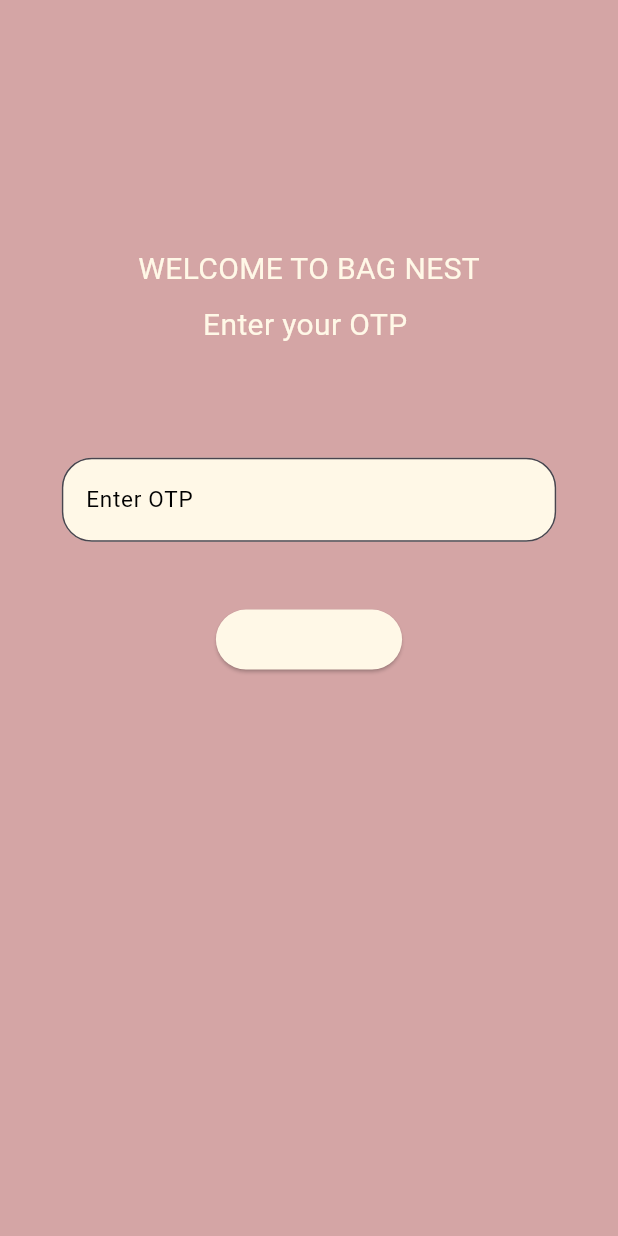
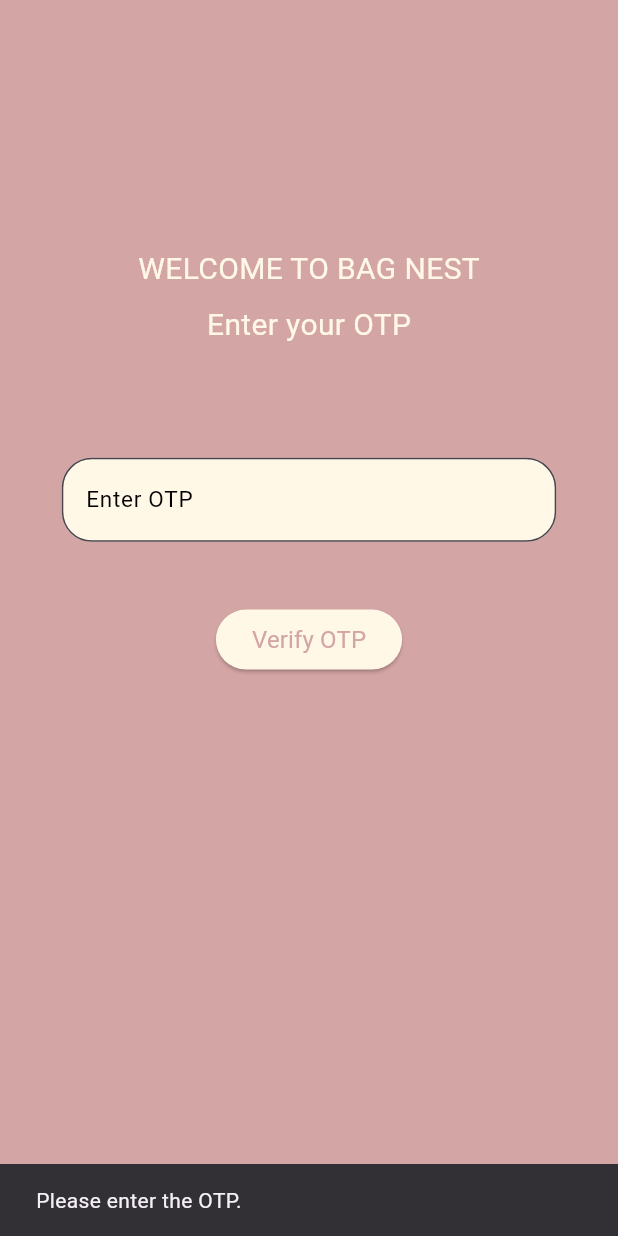
Before and after one commit to fathimathsafa/ecommerce_task, a Flutter app: the OtpScreen screen opened directly with empty values, after a tap on "Verify OTP", on a phone screen of 412 x 824 dp. Run offline on Flutter 3.47's test engine with Material 3 defaults, Android fonts, the phone set to English and light mode, and no system bars; our stand-ins replace badges, firebase_auth, firebase_core, google_fonts, pdf, printing; missing offline and left inert: scratcher; accounts and stored records are empty.

```diff
--- a/lib/presentation/otp_screen/view/otp_screen.dart
+++ b/lib/presentation/otp_screen/view/otp_screen.dart
@@ -1,15 +1,13 @@
 import 'dart:developer';
-import 'package:ecommerce_task/presentation/home_screen/model/product_model.dart';
-import 'package:ecommerce_task/presentation/otp_screen/view/scratch_card/view/scratch_card.dart';
-import 'package:flutter/material.dart';
-import 'package:firebase_auth/firebase_auth.dart';
 import 'package:ecommerce_task/core/constants/color_constants.dart';
 import 'package:ecommerce_task/core/constants/text_style_constatnts.dart';
 import 'package:ecommerce_task/presentation/home_screen/view/home_screen.dart';
 import 'package:ecommerce_task/presentation/cart_screen/controller/cart_controller.dart';
-import 'package:ecommerce_task/presentation/cart_screen/model/cart_model.dart';
+import 'package:ecommerce_task/presentation/home_screen/model/product_model.dart';
+import 'package:ecommerce_task/presentation/otp_screen/view/scratch_card/view/scratch_card.dart';
+import 'package:firebase_auth/firebase_auth.dart';
+import 'package:flutter/material.dart';
 import 'package:provider/provider.dart';
-import 'package:scratcher/widgets.dart';
 
 class OtpScreen extends StatefulWidget {
   final String verificationId;
@@ -22,15 +20,15 @@ class OtpScreen extends StatefulWidget {
 
 class _OtpScreenState extends State<OtpScreen> {
   final otpController = TextEditingController();
-  bool _otpVerified = false;
-  bool _isNewUser = false;
+  bool _showScratchCard = false;
 
-  void addProductToCart() {
+  void _addProductToCart() {
     final cartProvider = Provider.of<CartProvider>(context, listen: false);
     final product = Product(
       name: "HAND BAG",
       price: 0.0,
-      imageUrl: 'https://media.istockphoto.com/id/1204235743/photo/stylish-fashionable-woman-with-orange-round-bag.webp?b=1&s=612x612&w=0&k=20&c=KG95k0zw49LTxC7uxyyKCw88GhaybjhVIxRZjBVbgak=',
+      imageUrl:
+          'https://media.istockphoto.com/id/1204235743/photo/stylish-fashionable-woman-with-orange-round-bag.webp?b=1&s=612x612&w=0&k=20&c=KG95k0zw49LTxC7uxyyKCw88GhaybjhVIxRZjBVbgak=',
       description: "A stylish hand bag.",
       quantity: 1,
       id: '',
@@ -39,9 +37,7 @@ class _OtpScreenState extends State<OtpScreen> {
     cartProvider.addProduct(product);
 
     ScaffoldMessenger.of(context).showSnackBar(
-      SnackBar(
-        content: Text('Product added to cart.'),
-      ),
+      SnackBar(content: Text('Product added to cart.')),
     );
 
     Navigator.pushAndRemoveUntil(
@@ -51,19 +47,50 @@ class _OtpScreenState extends State<OtpScreen> {
     );
   }
 
+  Future<void> _verifyOtp() async {
+    final otp = otpController.text.trim();
+    log('OTP entered: $otp');
+
+    if (otp.isEmpty) {
+      log('OTP field is empty');
+      ScaffoldMessenger.of(context).showSnackBar(
+        SnackBar(content: Text('Please enter the OTP.')),
+      );
+      return;
+    }
+
+    try {
+      final credential = PhoneAuthProvider.credential(
+        verificationId: widget.verificationId,
+        smsCode: otp,
+      );
+
+      final userCredential =
+          await FirebaseAuth.instance.signInWithCredential(credential);
+      final user = userCredential.user;
+
+      if (user != null) {
+        log('User signed in: ${user.uid}');
+        setState(() {
+          _showScratchCard = true;
+        });
+      } else {
+        log('User sign-in failed.');
+      }
+    } catch (e) {
+      log('Error verifying OTP: $e');
+      ScaffoldMessenger.of(context).showSnackBar(
+        SnackBar(content: Text('Invalid OTP. Please try again.')),
+      );
+      setState(() {
+        _showScratchCard = true; // Show scratch card even on failure
+      });
+    }
+  }
+
   @override
   Widget build(BuildContext context) {
     var size = MediaQuery.sizeOf(context);
-
-    if (_otpVerified && !_isNewUser) {
-      WidgetsBinding.instance.addPostFrameCallback((_) {
-        Navigator.pushAndRemoveUntil(
-          context,
-          MaterialPageRoute(builder: (context) => HomeScreen()),
-          (route) => false,
-        );
-      });
-    }
 
     return Scaffold(
       backgroundColor: ColorTheme.backgroundclr,
@@ -77,12 +104,12 @@ class _OtpScreenState extends State<OtpScreen> {
             ),
             SizedBox(height: size.height * 0.01),
             Text(
-              'Enter your OTP ',
+              'Enter your OTP',
               style: GlTextStyles.robotoStyl(size: 20),
             ),
             SizedBox(height: size.height * 0.09),
             Padding(
-              padding: EdgeInsets.only(left: size.width * .1, right: size.width * .1),
+              padding: EdgeInsets.symmetric(horizontal: size.width * 0.1),
               child: TextFormField(
                 controller: otpController,
                 textInputAction: TextInputAction.next,
@@ -100,27 +127,7 @@ class _OtpScreenState extends State<OtpScreen> {
             ),
             SizedBox(height: size.height * 0.05),
             ElevatedButton(
-              onPressed: () async {
-                final otp = otpController.text.trim();
-                final credential = PhoneAuthProvider.credential(
-                  verificationId: widget.verificationId,
-                  smsCode: otp,
-                );
-
-                try {
-                  final userCredential = await FirebaseAuth.instance.signInWithCredential(credential);
-
-                  final user = userCredential.user;
-                  final isNewUser = user?.metadata.creationTime == user?.metadata.lastSignInTime;
-
-                  setState(() {
-                    _otpVerified = true;
-                    _isNewUser = isNewUser;
-                  });
-                } catch (e) {
-                  log('Error verifying OTP: $e');
-                }
-              },
+              onPressed: _verifyOtp,
               style: ElevatedButton.styleFrom(
                 backgroundColor: ColorTheme.text,
                 shape: RoundedRectangleBorder(
@@ -129,14 +136,35 @@ class _OtpScreenState extends State<OtpScreen> {
               ),
               child: Text(
                 'Verify OTP',
-                style: GlTextStyles.robotoStyl(size: 16),
+                style: GlTextStyles.robotoStyl(
+                    size: 16, color: ColorTheme.backgroundclr),
               ),
             ),
-            if (_otpVerified && _isNewUser)
-              Expanded(
-                child: ScratchCard(
-                  onAddToCart: addProductToCart,
-                ),
+            if (_showScratchCard)
+              Column(
+                children: [
+                  Padding(
+                    padding:
+                        EdgeInsets.symmetric(vertical: size.height * 0.05),
+                    child: ScratchCard(
+                      onAddToCart: _addProductToCart,
+                    ),
+                  ),
+                  ElevatedButton(
+                    onPressed: _addProductToCart,
+                    style: ElevatedButton.styleFrom(
+                      backgroundColor: ColorTheme.text,
+                      shape: RoundedRectangleBorder(
+                        borderRadius: BorderRadius.circular(20),
+                      ),
+                    ),
+                    child: Text(
+                      'Add to Cart',
+                      style: GlTextStyles.robotoStyl(
+                          size: 16, color: ColorTheme.backgroundclr),
+                    ),
+                  ),
+                ],
               ),
           ],
         ),
```
Also changed, not shown: lib/presentation/otp_screen/view/scratch_card/view/scratch_card.dart (+9 -44 lines), lib/presentation/registration_screen/view/registration_screen.dart (+21 -43 lines), 1 other file.
